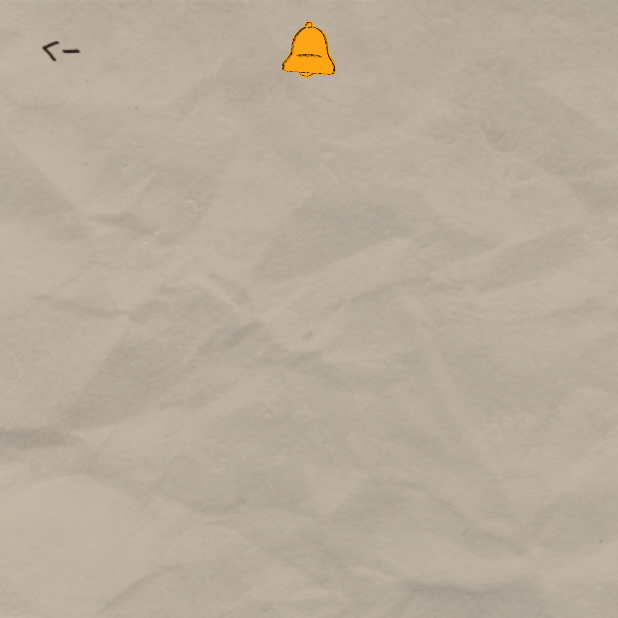
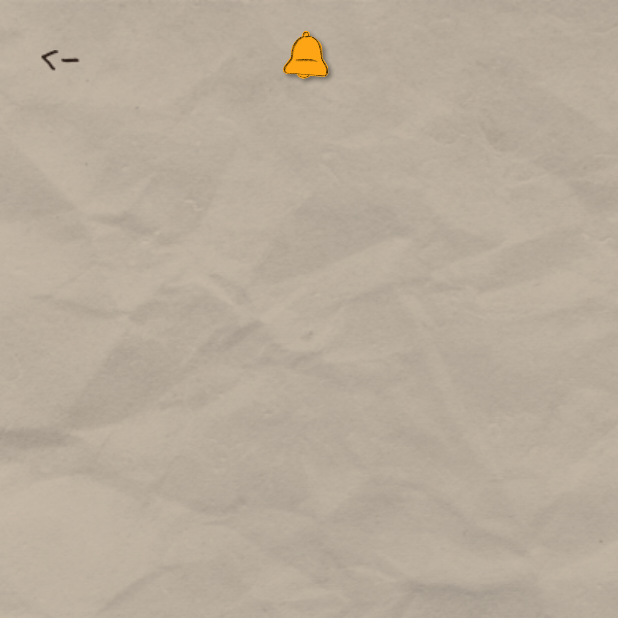
Before and after one commit to UzzerDiyonce/once, an Android app: the AlaramAcitivity screen opened directly, with no data from a screen before it, on a phone screen of 412 x 824 dp, the top half of it. Run offline under Robolectric (Android 15) with nearby library versions, the phone set to English and light mode, and no system bars.

Commit message:
modify image
change alaram image

```diff
--- a/app/src/main/res/layout/activity_alaram_acitivity.xml
+++ b/app/src/main/res/layout/activity_alaram_acitivity.xml
@@ -15,15 +15,18 @@
         <ImageButton
             android:id="@+id/leftArrowBtn"
             android:layout_width="wrap_content"
-            android:layout_height="wrap_content"
+            android:layout_height="48dp"
             android:layout_gravity="center_vertical"
-            android:layout_marginStart="27dp"
-            android:layout_marginTop="27dp"
+            android:layout_marginStart="16dp"
             android:layout_weight="1"
             android:background="#00000000"
+            android:minWidth="48dp"
+            android:minHeight="48dp"
+            app:layout_constraintBottom_toBottomOf="parent"
             app:layout_constraintStart_toStartOf="parent"
             app:layout_constraintTop_toTopOf="parent"
-            app:srcCompat="@drawable/leftarrow_icon" />
+            app:srcCompat="@drawable/leftarrow_icon"
+            tools:ignore="SpeakableTextPresentCheck" />
 
         <ImageView
             android:id="@+id/imageView"
@@ -31,9 +34,9 @@
             android:layout_height="45dp"
             android:layout_gravity="center"
             android:layout_marginStart="160dp"
-            android:layout_marginTop="12dp"
             android:layout_marginEnd="160dp"
             android:layout_weight="1"
+            app:layout_constraintBottom_toBottomOf="parent"
             app:layout_constraintEnd_toEndOf="parent"
             app:layout_constraintStart_toStartOf="parent"
             app:layout_constraintTop_toTopOf="parent"
--- a/app/src/main/res/layout/activity_main.xml
+++ b/app/src/main/res/layout/activity_main.xml
@@ -54,6 +54,7 @@
             android:focusable="true"
             app:backgroundTint="@color/purple_200"
             app:srcCompat="@drawable/ic_outline_task_24"
+            app:shapeAppearanceOverlay="@style/ShapeAppearance.MaterialComponents.LargeComponent"
             tools:ignore="SpeakableTextPresentCheck,DuplicateSpeakableTextCheck,ImageContrastCheck" />
 
         <com.google.android.material.floatingactionbutton.FloatingActionButton
@@ -69,6 +70,7 @@
             app:backgroundTint="@color/purple_700"
             app:tint = "@color/white"
             app:srcCompat="@drawable/ic_baseline_mail_outline_24"
+            app:shapeAppearanceOverlay="@style/ShapeAppearance.MaterialComponents.LargeComponent"
             tools:ignore="SpeakableTextPresentCheck,DuplicateSpeakableTextCheck,ImageContrastCheck"/>
     </RelativeLayout>
 
```
Also changed, not shown: app/src/main/res/drawable/alaram_icon.png.
